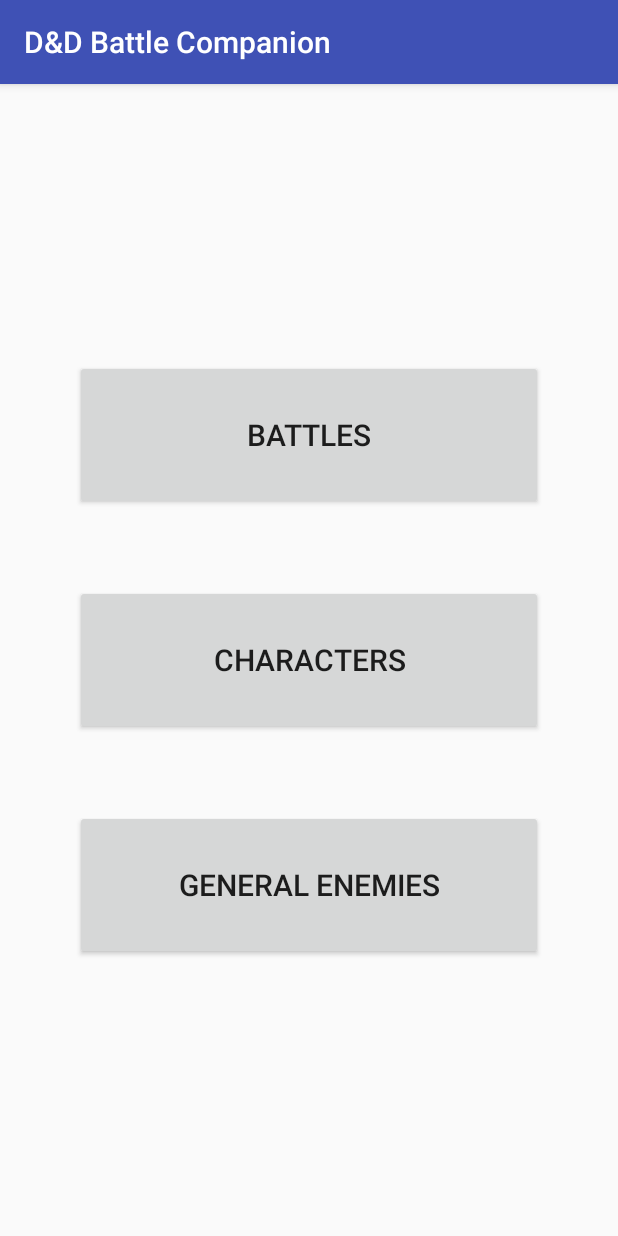
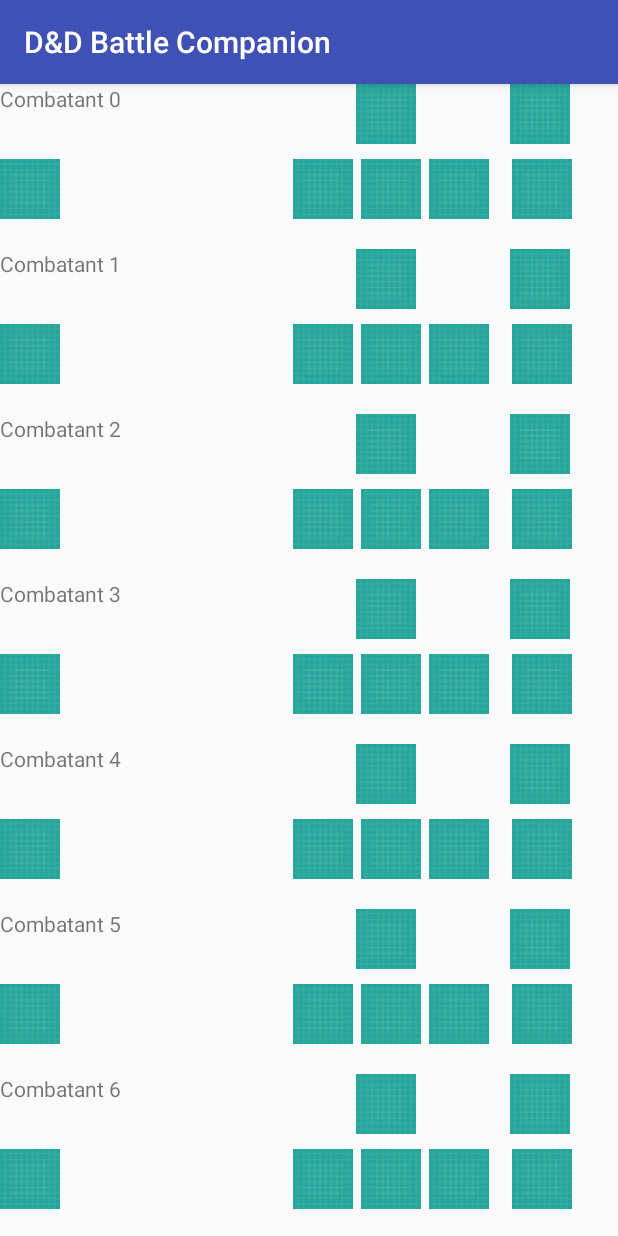
Before and after one commit to dylandcole/DnDBattleCompanion, an Android app: the BattleScrollActivity screen opened directly, with no data from a screen before it, after a tap on an icon or button, on a phone screen of 412 x 824 dp. Run offline under Robolectric (Android 15) with nearby library versions, the phone set to English and light mode, and no system bars.

Commit message:
added the combatant quick scroll activity

```diff
--- a/app/src/main/AndroidManifest.xml
+++ b/app/src/main/AndroidManifest.xml
@@ -20,6 +20,7 @@
         <activity android:name=".CampaignOptionActivity"></activity>
         <activity android:name=".CombatantScrollActivity"></activity>
         <activity android:name=".CombatantDetailActivity"></activity>
+        <activity android:name=".CombatantQuickActivity"></activity>
     </application>
 
 </manifest>
--- a/app/src/main/java/com/csci448/cyberform/dndbattlecompanion/BattleScrollActivity.java
+++ b/app/src/main/java/com/csci448/cyberform/dndbattlecompanion/BattleScrollActivity.java
@@ -59,7 +59,7 @@ public class BattleScrollActivity extends AppCompatActivity {
             mBattleSelectButton.setOnClickListener(new View.OnClickListener() {
                 @Override
                 public void onClick(View view) {
-                    Intent intent = new Intent(BattleScrollActivity.this, CampaignOptionActivity.class);
+                    Intent intent = new Intent(BattleScrollActivity.this, CombatantQuickActivity.class);
                     startActivity(intent);
                 }
             });
--- /dev/null
+++ b/app/src/main/java/com/csci448/cyberform/dndbattlecompanion/CombatantQuickActivity.java
@@ -0,0 +1,98 @@
+package com.csci448.cyberform.dndbattlecompanion;
+
+import android.content.Intent;
+import android.os.Bundle;
+import android.support.v7.app.AppCompatActivity;
+import android.support.v7.widget.LinearLayoutManager;
+import android.support.v7.widget.RecyclerView;
+import android.view.LayoutInflater;
+import android.view.View;
+import android.view.ViewGroup;
+import android.widget.TextView;
+
+import java.util.ArrayList;
+import java.util.List;
+
+/**
+ * Created by Dylan on 2/28/2018.
+ */
+
+public class CombatantQuickActivity extends AppCompatActivity {
+
+    private RecyclerView mSimpleScrollRecyclerView;
+    private CharacterQuickAdapter mAdapter;
+    private ArrayList<Combatant> mCombatants = new ArrayList<Combatant>();
+
+    @Override
+    protected void onCreate(Bundle savedInstanceState) {
+        super.onCreate(savedInstanceState);
+        setContentView(R.layout.activity_simple_scroll);
+
+        mSimpleScrollRecyclerView = (RecyclerView) findViewById(R.id.simple_scroll_view);
+        mSimpleScrollRecyclerView.setLayoutManager(new LinearLayoutManager(this));
+
+        for (int i = 0; i < 10; i++) {
+            Combatant combatant = new Combatant();
+            combatant.setName("Combatant " + Integer.toString(i));
+            mCombatants.add(combatant);
+        }
+
+        updateUI();
+    }
+
+    //Runs to ensure the lists are up to date with the user's actions
+    private void updateUI() {
+        mAdapter = new CharacterQuickAdapter(mCombatants);
+        mSimpleScrollRecyclerView.setAdapter(mAdapter);
+    }
+
+    //Inflates the defined fragment and determines fragment behavior
+    private class CharacterQuickHolder extends RecyclerView.ViewHolder {
+
+        private Combatant mCombatant;
+        private TextView mCombatantName;
+
+        public CharacterQuickHolder(LayoutInflater inflater, ViewGroup parent) {
+            super(inflater.inflate(R.layout.fragment_combatant_quick_small, parent, false));
+            mCombatantName = (TextView) itemView.findViewById(R.id.combatant_name);
+
+        }
+
+        public void bind(Combatant combatant) {
+            mCombatant = combatant;
+            mCombatantName.setText(mCombatant.getName());
+            this.itemView.setOnClickListener(new View.OnClickListener() {
+                @Override
+                public void onClick(View view) {
+                    Intent intent = new Intent(CombatantQuickActivity.this, CombatantDetailActivity.class);
+                    startActivity(intent);
+                }
+            });
+        }
+    }
+
+    //Needed class for Activity to interact with the fragment Holder
+    private class CharacterQuickAdapter extends RecyclerView.Adapter<CharacterQuickHolder> {
+        private List<Combatant> mCombatants;
+
+        public CharacterQuickAdapter(List<Combatant> combatants) {
+            mCombatants = combatants;
+        }
+
+        @Override
+        public CharacterQuickHolder onCreateViewHolder(ViewGroup parent, int viewType) {
+            return new CharacterQuickHolder(getLayoutInflater(), parent);
+        }
+
+        @Override
+        public void onBindViewHolder(CharacterQuickHolder holder, int position) {
+            Combatant combatant = mCombatants.get(position);
+            holder.bind(combatant);
+        }
+
+        @Override
+        public int getItemCount() {
+            return mCombatants.size();
+        }
+    }
+}
--- a/app/src/main/res/layout/fragment_combatant_quick_small.xml
+++ b/app/src/main/res/layout/fragment_combatant_quick_small.xml
@@ -3,14 +3,17 @@
     xmlns:tools="http://schemas.android.com/tools"
     android:layout_width="match_parent"
     android:layout_height="wrap_content"
-    android:orientation="vertical">
+    android:orientation="vertical"
+    android:layout_marginBottom="20dp">
 
     <LinearLayout
         android:layout_width="match_parent"
         android:layout_height="40dp"
-        android:orientation="horizontal">
+        android:orientation="horizontal"
+        android:layout_marginBottom="10dp">
 
         <TextView
+            android:id="@+id/combatant_name"
             android:layout_width="0dp"
             android:layout_height="match_parent"
             android:layout_weight="0.5"
```
